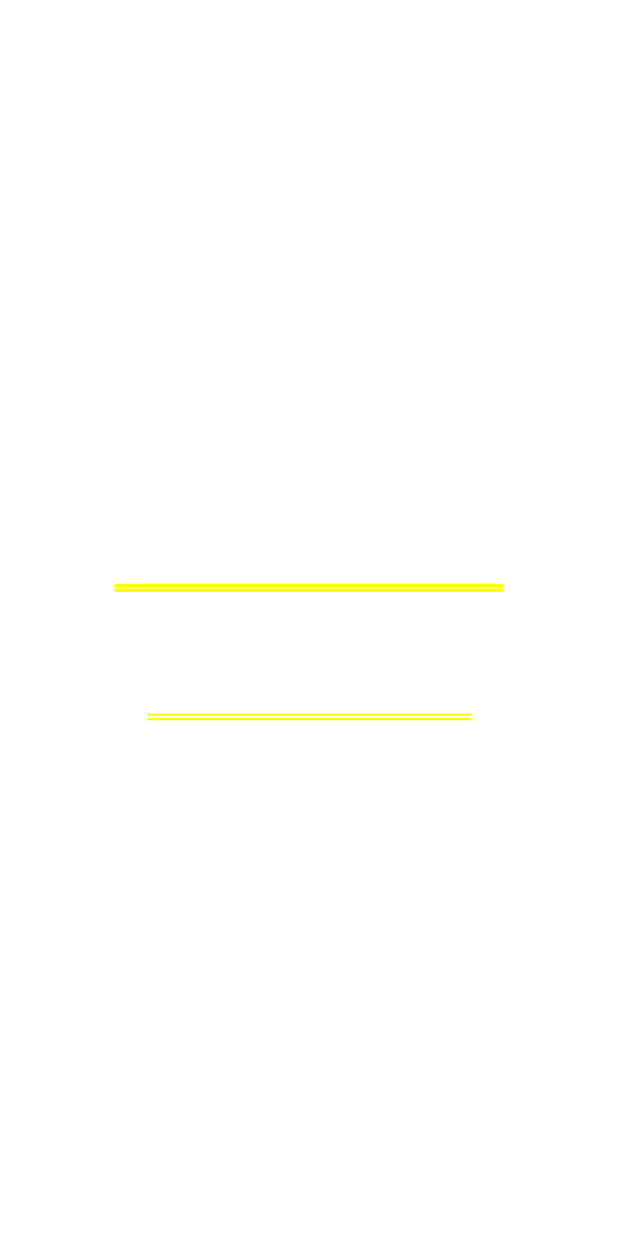
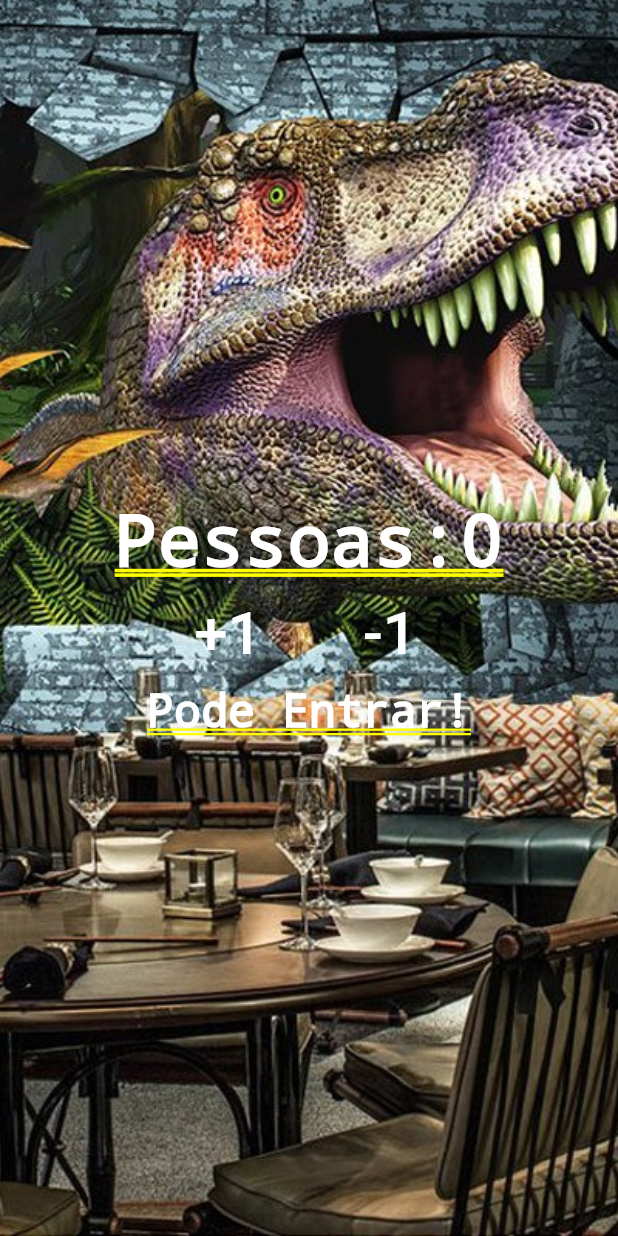
Before and after one commit to LeticiaCordeiro/AppFlutter1_ContadorPessoas, a Flutter app: the screen it shows after launch, after a tap on "+1", on a phone screen of 412 x 824 dp. Run offline on Flutter 3.47's test engine with Material 2 defaults, Android fonts, the light colour scheme and no system bars.

Commit message:
39. Image, Padding, Stack

```diff
--- a/lib/main.dart
+++ b/lib/main.dart
@@ -3,7 +3,16 @@ import 'package:flutter/material.dart';
 void main(){
   runApp(MaterialApp(
     title: "Contador de Pessoas",
-    home: Column(
+    home: Stack(
+      children: <Widget>[
+        //imagem de fundo
+        Image.asset(
+          "imagens/PlanoFundo.jpg",
+          fit: BoxFit.cover,
+          height:1000.0,
+        ),
+        //componentes da tela
+        Column(
           mainAxisAlignment: MainAxisAlignment.center,
           children: <Widget>[
             Text(
@@ -15,26 +24,26 @@ void main(){
             Row(
               mainAxisAlignment: MainAxisAlignment.center,
               children: <Widget>[
-            FlatButton(
+                Padding(
+                  padding: EdgeInsets.all(10.0),
+                  child: FlatButton(
                     child: Text(
                       "+1",
-                style: TextStyle(
-                       fontSize: 40.0,
-                       color: Colors.white
-                ),
+                      style: TextStyle(fontSize: 40.0,color: Colors.white),
                     ),
                     onPressed: (){},
                   ),
-            FlatButton(
+                ),
+                Padding(
+                  padding: EdgeInsets.all(10.0),
+                  child: FlatButton(
                     child: Text(
-                "+1",
-                style: TextStyle(
-                       fontSize: 40.0,
-                       color: Colors.white
+                      "-1",
+                      style: TextStyle(fontSize: 40.0,color: Colors.white),
+                    ),
+                    onPressed: (){},
                   ),
                 ),
-              onPressed: (){},
-            )
               ],
             ),
             Text(
@@ -47,5 +56,7 @@ void main(){
           ],
 
         )
+      ],
+    )
   ));
 }
--- a/pubspec.yaml
+++ b/pubspec.yaml
@@ -40,6 +40,8 @@ flutter:
   # assets:
   #  - images/a_dot_burr.jpeg
   #  - images/a_dot_ham.jpeg
+  assets:
+   - imagens/PlanoFundo.jpg
 
   # An image asset can refer to one or more resolution-specific "variants", see
   # https://flutter.io/assets-and-images/#resolution-aware.
```
Also changed, not shown: imagens/PlanoFundo.jpg (added). Lines whose indentation alone changed are shown as unchanged.
